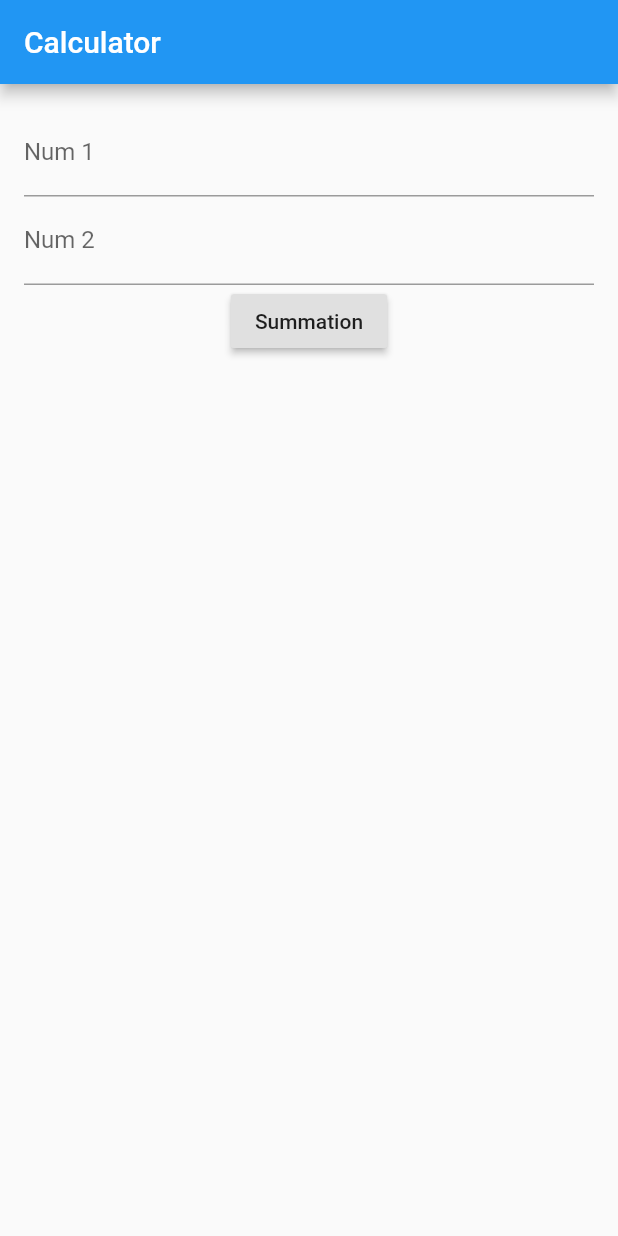
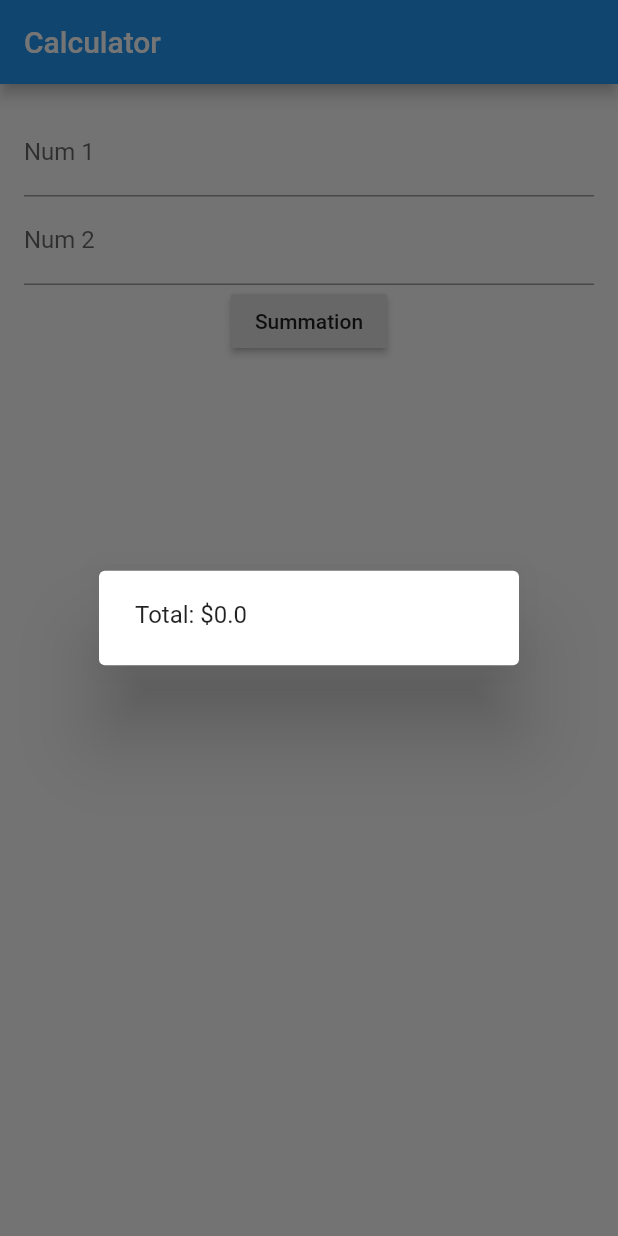
Before and after one commit to mohammedgmgn/Flutter_Calculator_MVP, a Flutter app: the screen it shows after launch, after a tap on "Summation", on a phone screen of 412 x 824 dp. Run offline on Flutter 3.47's test engine with Material 2 defaults, Android fonts, the phone set to English and light mode, and no system bars.

Commit message:
applying MVP

```diff
--- a/lib/CalculaterPresenter.dart
+++ b/lib/CalculaterPresenter.dart
@@ -1,3 +1,4 @@
+import 'package:flutter/cupertino.dart';
 import 'package:tip_calculator/CalculaterViews.dart';
 import 'package:tip_calculator/CalculatorModel.dart';
 import 'package:tip_calculator/PresenterIntrface.dart';
@@ -5,34 +6,36 @@ import 'package:tip_calculator/PresenterIntrface.dart';
 class CalcPresenter implements PresnterIntrface {
   Caclulator calculatorModel;
   CalculatorViews views;
+  BuildContext context;
 
-  CalcPresenter(double num1, double num2, CalculatorViews calculatorViews) {
+  CalcPresenter(double num1, double num2, CalculatorViews calculatorViews,BuildContext context) {
     calculatorModel = new Caclulator(num1, num2);
     this.views = calculatorViews;
+    this.context=context;
   }
 
   @override
   void Divition() {
     calculatorModel.Divsion();
-    views.showResult(calculatorModel.getResult());
+    views.showResult(calculatorModel.getResult(),context);
   }
 
   @override
   void Multiplication() {
     calculatorModel.Multiblication();
-    views.showResult(calculatorModel.getResult());
+    views.showResult(calculatorModel.getResult(),context);
   }
 
   @override
   void minus() {
     calculatorModel.Subtraction();
-    views.showResult(calculatorModel.getResult());
+    views.showResult(calculatorModel.getResult(),context);
   }
 
   @override
   void plus() {
     calculatorModel.Summation();
-    views.showResult(calculatorModel.getResult());
+    views.showResult(calculatorModel.getResult(),context);
   }
 
 }
--- a/lib/CalculaterViews.dart
+++ b/lib/CalculaterViews.dart
@@ -1,6 +1,8 @@
+import 'package:flutter/cupertino.dart';
+
 class CalculatorViews{
 
-  void showResult(double result) { }
+  void showResult(double result,BuildContext context) { }
 
 
 }
--- a/lib/main.dart
+++ b/lib/main.dart
@@ -37,18 +37,14 @@ class TipCalculator extends StatelessWidget implements CalculatorViews {
             num2 = 0.0;
           }
         });
-    calcPresenter=new CalcPresenter(num1, num2, this);
 
     // Create button
     RaisedButton plusButton = new RaisedButton(
         child: new Text("Summation"),
         onPressed: () {
+          calcPresenter=new CalcPresenter(num1, num2, this,context);
+
           calcPresenter.plus();
-          /*AlertDialog dialog = new AlertDialog(
-              content: new Text("Total: \$$result"));
-
-          // Show dialog
-          showDialog(context: context, child: dialog);*/
         });
 
     Container container = new Container(
@@ -63,7 +59,13 @@ class TipCalculator extends StatelessWidget implements CalculatorViews {
   }
 
   @override
-  void showResult(double result) {
-    // TODO: implement showResult
+  void showResult(double result,BuildContext context) {
+
+    AlertDialog dialog = new AlertDialog(
+              content: new Text("Total: \$$result"));
+          // Show dialog
+          showDialog(context: context, child: dialog);
+
+
   }
 }
```
